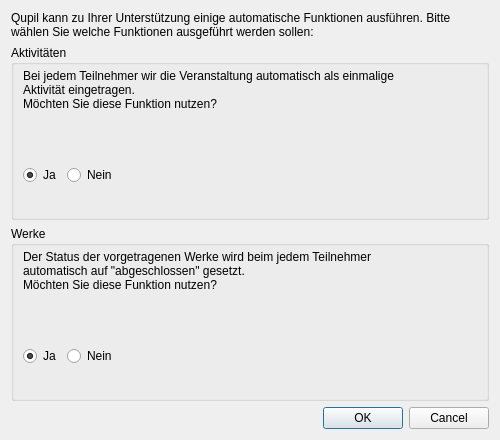
This is src/gui/concertmanager/finishrecitaldialog.ui in doitux/qupil as Qt 5 draws it before an edit. The edited form follows.
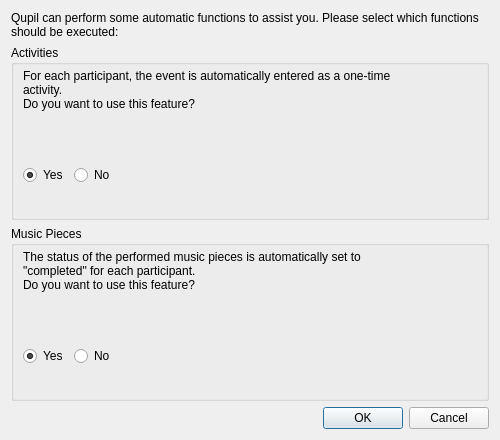
This is the edited form. Icons and pictures are not drawn.

The edit to the form file:
```diff
--- a/src/gui/concertmanager/finishrecitaldialog.ui
+++ b/src/gui/concertmanager/finishrecitaldialog.ui
@@ -17,7 +17,7 @@
    <item row="0" column="0">
     <widget class="QLabel" name="label">
      <property name="text">
-      <string>Qupil kann zu Ihrer Unterstützung einige automatische Funktionen ausführen. Bitte wählen Sie welche Funktionen ausgeführt werden sollen:</string>
+      <string>Qupil can perform some automatic functions to assist you. Please select which functions should be executed:</string>
      </property>
      <property name="alignment">
       <set>Qt::AlignLeading|Qt::AlignLeft|Qt::AlignTop</set>
@@ -36,7 +36,7 @@
       </size>
      </property>
      <property name="title">
-      <string>Aktivitäten </string>
+      <string>Activities</string>
      </property>
      <layout class="QGridLayout" name="gridLayout">
       <property name="topMargin">
@@ -51,8 +51,8 @@
          </sizepolicy>
         </property>
         <property name="text">
-         <string>Bei jedem Teilnehmer wir die Veranstaltung automatisch als einmalige Aktivität eingetragen. 
-Möchten Sie diese Funktion nutzen?</string>
+         <string>For each participant, the event is automatically entered as a one-time activity.  
+Do you want to use this feature?</string>
         </property>
         <property name="alignment">
          <set>Qt::AlignLeading|Qt::AlignLeft|Qt::AlignTop</set>
@@ -89,7 +89,7 @@
         <item>
          <widget class="QRadioButton" name="radioButton_activityYes">
           <property name="text">
-           <string>Ja</string>
+           <string>Yes</string>
           </property>
           <property name="checked">
            <bool>true</bool>
@@ -99,7 +99,7 @@
         <item>
          <widget class="QRadioButton" name="radioButton_activityNo">
           <property name="text">
-           <string>Nein</string>
+           <string>No</string>
           </property>
          </widget>
         </item>
@@ -143,7 +143,7 @@
       </size>
      </property>
      <property name="title">
-      <string>Werke</string>
+      <string>Music Pieces</string>
      </property>
      <layout class="QGridLayout" name="gridLayout_3">
       <property name="topMargin">
@@ -164,11 +164,8 @@
          </size>
         </property>
         <property name="text">
-         <string>&lt;!DOCTYPE HTML PUBLIC &quot;-//W3C//DTD HTML 4.0//EN&quot; &quot;http://www.w3.org/TR/REC-html40/strict.dtd&quot;&gt;
-&lt;html&gt;&lt;head&gt;&lt;meta name=&quot;qrichtext&quot; content=&quot;1&quot; /&gt;&lt;style type=&quot;text/css&quot;&gt;
-p, li { white-space: pre-wrap; }
-&lt;/style&gt;&lt;/head&gt;&lt;body style=&quot; font-weight:400; font-style:normal;&quot;&gt;
-&lt;p style=&quot; margin-top:0px; margin-bottom:0px; margin-left:0px; margin-right:0px; -qt-block-indent:0; text-indent:0px;&quot;&gt;Der Status der vorgetragenen Werke wird beim jedem Teilnehmer automatisch auf &amp;quot;abgeschlossen&amp;quot; gesetzt.&lt;br /&gt;Möchten Sie diese Funktion nutzen?&lt;/p&gt;&lt;/body&gt;&lt;/html&gt;</string>
+         <string>The status of the performed music pieces is automatically set to &quot;completed&quot; for each participant.
+Do you want to use this feature?</string>
         </property>
         <property name="alignment">
          <set>Qt::AlignLeading|Qt::AlignLeft|Qt::AlignTop</set>
@@ -205,7 +202,7 @@
         <item>
          <widget class="QRadioButton" name="radioButton_PieceYes">
           <property name="text">
-           <string>Ja</string>
+           <string>Yes</string>
           </property>
           <property name="checked">
            <bool>true</bool>
@@ -215,7 +212,7 @@
         <item>
          <widget class="QRadioButton" name="radioButton_PieceNo">
           <property name="text">
-           <string>Nein</string>
+           <string>No</string>
           </property>
          </widget>
         </item>
```
Left out of the diff: 12 changed lines with no effect on the pictures.
